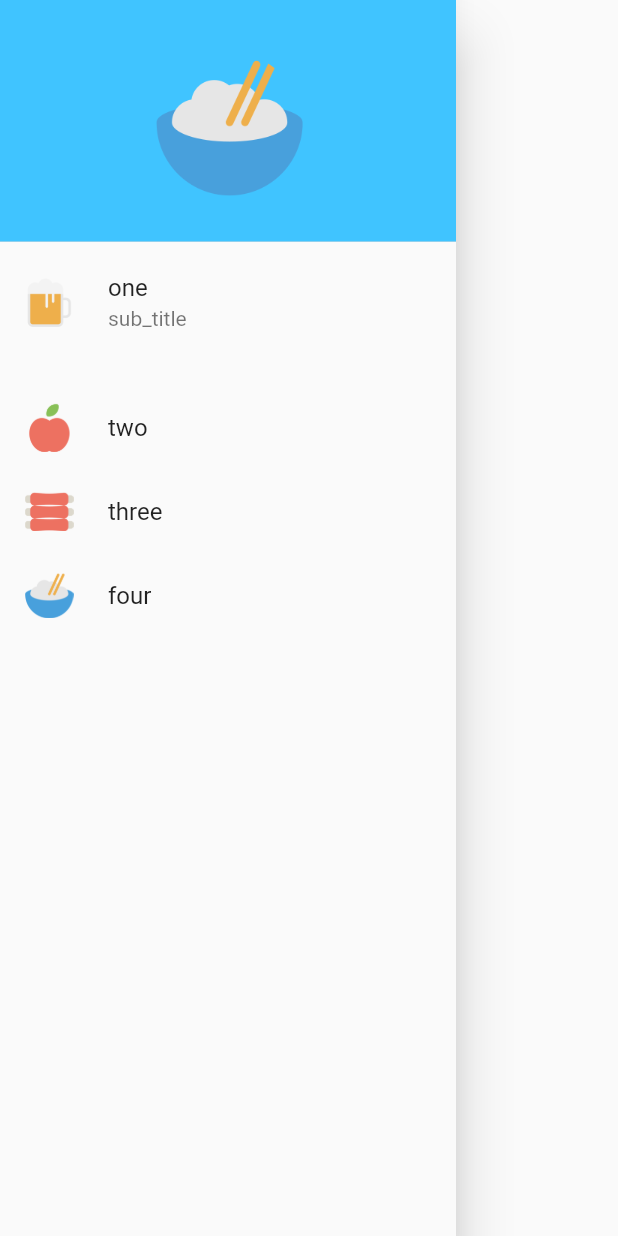
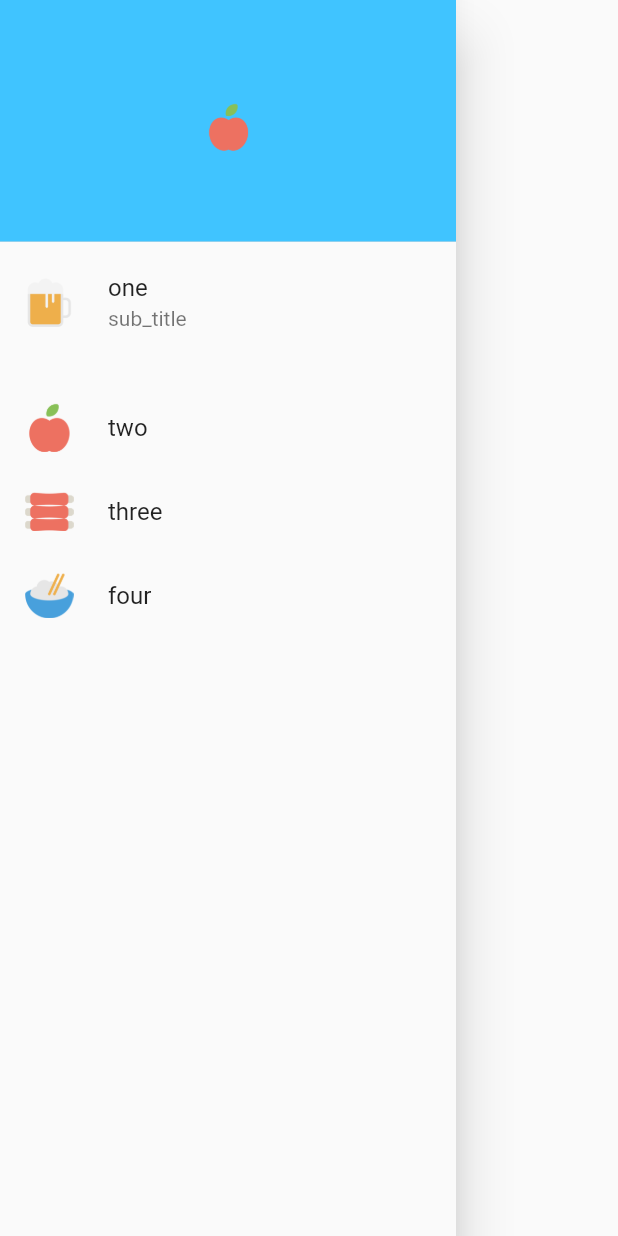
Before and after one commit to chentaishan/flutter_app, a Flutter app: the HomeDrawer widget shown alone on an empty page, opened directly, on a phone screen of 412 x 824 dp. Run offline on Flutter 3.47's test engine with Material 2 defaults, Android fonts, the phone set to English and light mode, and no system bars; network calls fail.

```diff
--- a/lib/wangAndroid/wanAndmain.dart
+++ b/lib/wangAndroid/wanAndmain.dart
@@ -43,7 +43,10 @@ class _HomePageState extends State<HomePage> {
     var _select_index;
     return Scaffold(
       appBar: AppBar(
-        title: Text("WanAdroid",textDirection: TextDirection.ltr,),
+        title: Text(
+          "WanAdroid",
+          textDirection: TextDirection.ltr,
+        ),
         actions: <Widget>[
           IconButton(
             icon: Icon(Icons.share),
@@ -55,8 +58,8 @@ class _HomePageState extends State<HomePage> {
       ),
       drawer: HomeDrawer(),
       body: contentPager(
-        pageViewController:pageViewController,
-        onPageChanged: (index){
+        pageViewController: pageViewController,
+        onPageChanged: (index) {
           setState(() {
             currIndex = index;
           });
@@ -110,7 +113,21 @@ class HomeDrawer extends StatelessWidget {
             decoration: BoxDecoration(color: Colors.lightBlueAccent),
             child: Center(
               child: ClipOval(
-                child: Image.asset("images/Rice.png", width: 100, height: 100),
+                child: IconButton(
+                  onPressed: () {
+                    print("hhhh");
+
+                    Scaffold.of(context).showSnackBar(SnackBar(
+                      content: Text("我是SnackBar"),
+                    ));
+                  },
+                  icon: Image.asset(
+                    "images/apple.png",
+                    width: 100,
+                    height: 100,
+                  ),
+                ),
+//                child: IconButton.asset("images/apple.png", width: 100, height: 100,),
               ),
             ),
           ),
@@ -133,18 +150,18 @@ class HomeDrawer extends StatelessWidget {
                 ),
                 ListTile(
                   leading:
-                  Image.asset("images/apple.png", width: 33, height: 33),
+                      Image.asset("images/apple.png", width: 33, height: 33),
                   title: Text("two"),
                   onTap: () => {print("two")},
                 ),
                 ListTile(
                   leading:
-                  Image.asset("images/Ribs.png", width: 33, height: 33),
+                      Image.asset("images/Ribs.png", width: 33, height: 33),
                   title: Text("three"),
                 ),
                 ListTile(
                   leading:
-                  Image.asset("images/Rice.png", width: 33, height: 33),
+                      Image.asset("images/Rice.png", width: 33, height: 33),
                   title: Text("four"),
                 ),
               ],
```
